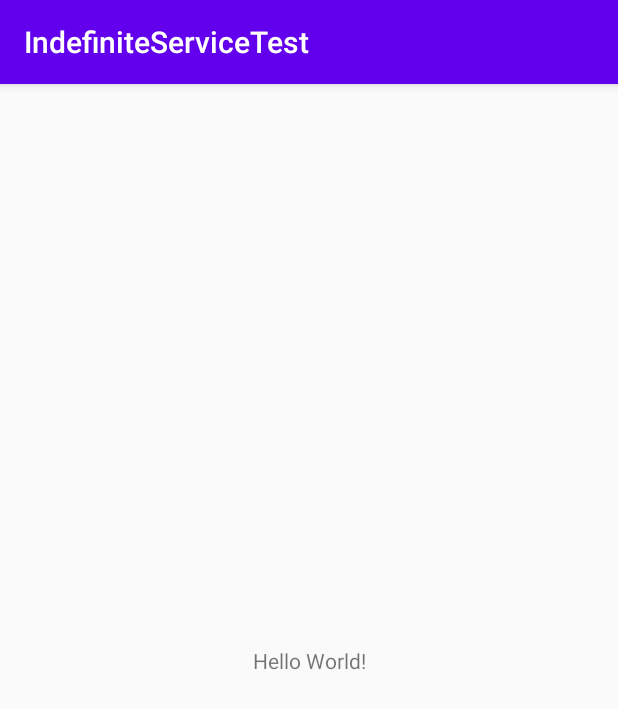
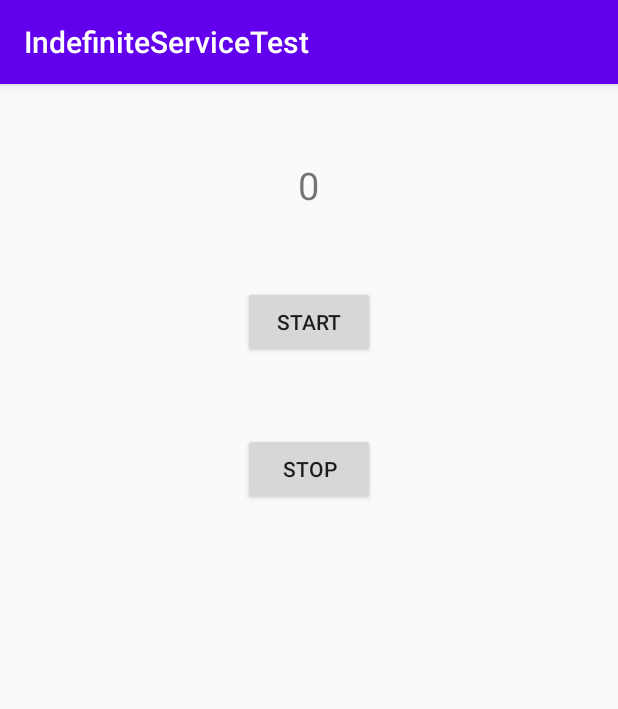
Before and after one commit to shuaybk/Android_POC_Test_IndefiniteService, an Android app: the screen it shows after launch (MainActivity), on a phone screen of 412 x 824 dp. Shown: the top 709 px of the screen. Run offline under Robolectric (Android 15) with nearby library versions, the phone set to English and light mode, and no system bars.

Commit message:
Add basic UI for main Activity

```diff
--- a/app/src/main/java/com/shuayb/capstone/android/indefiniteservicetest/MainActivity.java
+++ b/app/src/main/java/com/shuayb/capstone/android/indefiniteservicetest/MainActivity.java
@@ -3,12 +3,27 @@ package com.shuayb.capstone.android.indefiniteservicetest;
 import androidx.appcompat.app.AppCompatActivity;
 
 import android.os.Bundle;
+import android.view.View;
+import android.widget.TextView;
+
 
 public class MainActivity extends AppCompatActivity {
+
+    private TextView timerText;
 
     @Override
     protected void onCreate(Bundle savedInstanceState) {
         super.onCreate(savedInstanceState);
         setContentView(R.layout.activity_main);
+
+        timerText = (TextView)findViewById(R.id.timerText);
+    }
+
+    public void onStartButtonClick(View v) {
+
+    }
+
+    public void onStopButtonClick(View v) {
+
     }
 }
--- a/app/src/main/res/layout/activity_main.xml
+++ b/app/src/main/res/layout/activity_main.xml
@@ -1,18 +1,35 @@
 <?xml version="1.0" encoding="utf-8"?>
-<androidx.constraintlayout.widget.ConstraintLayout xmlns:android="http://schemas.android.com/apk/res/android"
-    xmlns:app="http://schemas.android.com/apk/res-auto"
+<LinearLayout xmlns:app="http://schemas.android.com/apk/res-auto"
     xmlns:tools="http://schemas.android.com/tools"
+    xmlns:android="http://schemas.android.com/apk/res/android"
     android:layout_width="match_parent"
     android:layout_height="match_parent"
+    android:orientation="vertical"
     tools:context=".MainActivity">
 
     <TextView
+        android:id="@+id/timerText"
+        android:layout_gravity="center"
+        android:layout_marginTop="50dp"
         android:layout_width="wrap_content"
         android:layout_height="wrap_content"
-        android:text="Hello World!"
-        app:layout_constraintBottom_toBottomOf="parent"
-        app:layout_constraintLeft_toLeftOf="parent"
-        app:layout_constraintRight_toRightOf="parent"
-        app:layout_constraintTop_toTopOf="parent" />
+        android:textSize="25sp"
+        android:text="0" />
 
-</androidx.constraintlayout.widget.ConstraintLayout>
+    <Button
+        android:layout_width="wrap_content"
+        android:layout_height="wrap_content"
+        android:layout_marginTop="50dp"
+        android:layout_gravity="center"
+        android:onClick="onStartButtonClick"
+        android:text="Start" />
+
+    <Button
+        android:layout_width="wrap_content"
+        android:layout_height="wrap_content"
+        android:layout_marginTop="50dp"
+        android:layout_gravity="center"
+        android:onClick="onStopButtonClick"
+        android:text="Stop" />
+
+</LinearLayout>
```
